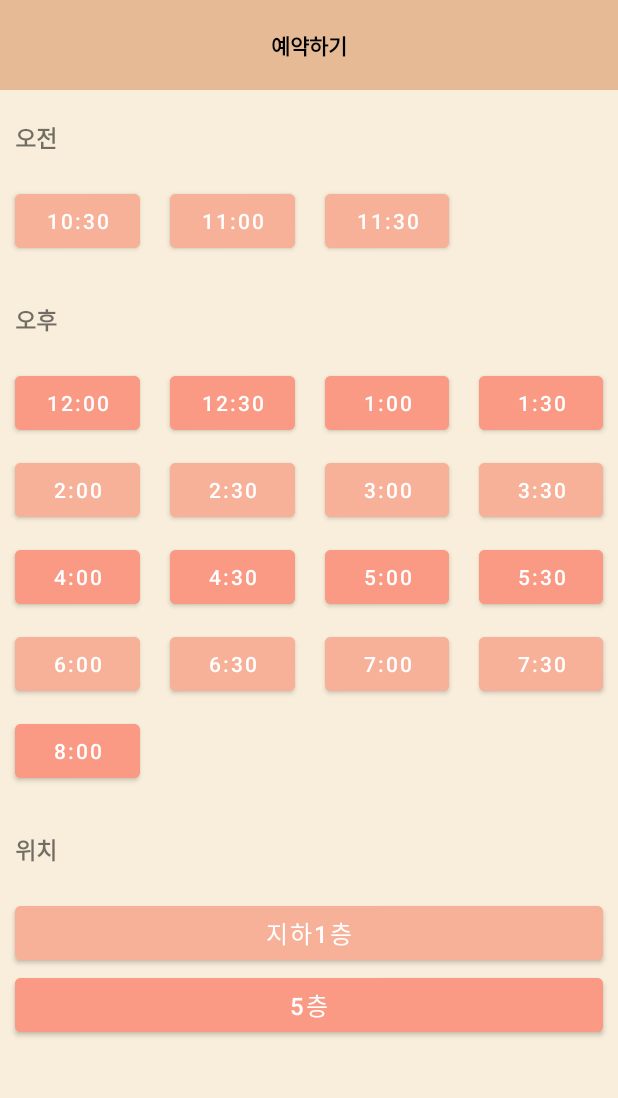
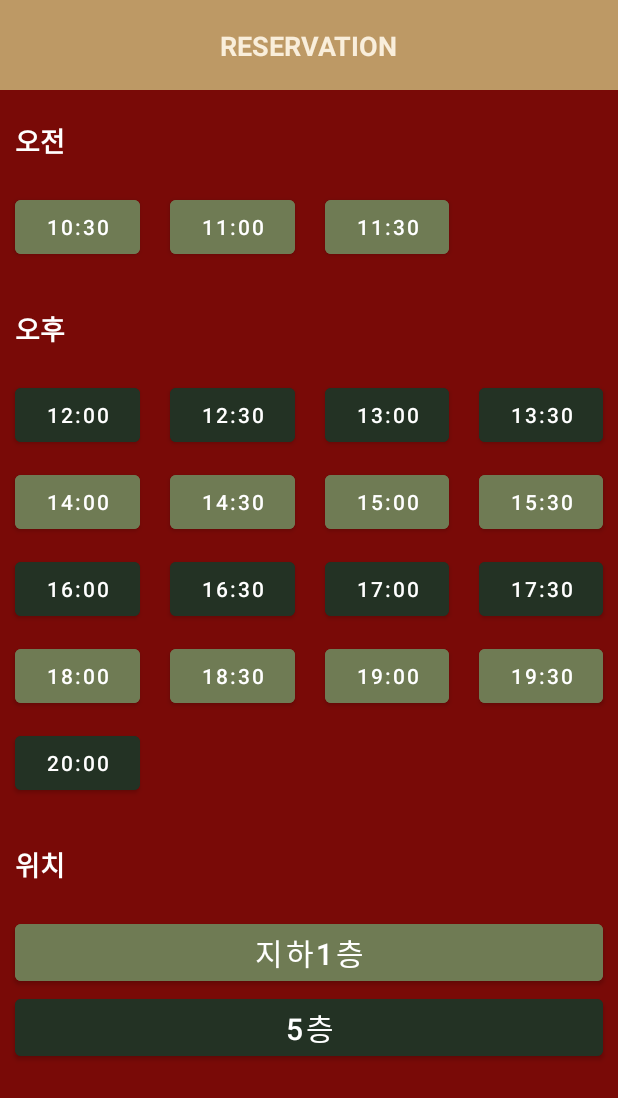
Before and after one commit to Hyundai-thirdProject/front, an Android app: the ReservationActivity screen opened directly, with no data from a screen before it, on a phone screen of 412 x 824 dp. Shown: the top 1098 px of the screen. Run offline under Robolectric (Android 15) with nearby library versions, the light colour scheme and no system bars; libraries missing offline, so code that uses them is left out: com.journeyapps.barcodescanner.

Commit message:
디자인 변경

```diff
--- a/app/src/main/AndroidManifest.xml
+++ b/app/src/main/AndroidManifest.xml
@@ -78,11 +78,7 @@
             <meta-data
                 android:name="android.app.lib_name"
                 android:value="" />
-            <intent-filter>
-                <action android:name="android.intent.action.MAIN" />
 
-                <category android:name="android.intent.category.LAUNCHER" />
-            </intent-filter>
 
         </activity>
 
--- a/app/src/main/java/com/kosa/thirdprojectfront/LoginActivity.kt
+++ b/app/src/main/java/com/kosa/thirdprojectfront/LoginActivity.kt
@@ -83,12 +83,12 @@ class LoginActivity : AppCompatActivity() {
 
         loginV1 = findViewById(R.id.loginV1)
         logout = findViewById(R.id.logout)
-        loginV2 = findViewById(R.id.tv_naver_login)
+
 
         session = Session.getCurrentSession()
         Log.d("fkfkfkfk", session.toString())
         session.addCallback(sessionCallback)
-        btnSignIn = findViewById(R.id.btnSignIn)
+
 
         mGoogleSignInClient = GoogleSignIn.getClient(this, gso);
 
--- a/app/src/main/java/com/kosa/thirdprojectfront/LoginActivity2.kt
+++ b/app/src/main/java/com/kosa/thirdprojectfront/LoginActivity2.kt
@@ -5,6 +5,7 @@ import android.os.Bundle
 import android.util.Log
 import android.view.View
 import android.widget.Button
+import android.widget.ImageButton
 import android.widget.ImageView
 import androidx.appcompat.app.AppCompatActivity
 import com.kakao.auth.AuthType
@@ -23,7 +24,7 @@ import com.kakao.util.exception.KakaoException
 class LoginActivity2 : AppCompatActivity() {
 
     private lateinit var loginV1: ImageView
-    private lateinit var logout: Button
+    private lateinit var logout: ImageButton
     private val sessionCallback : SessionCallback = SessionCallback()
     private lateinit var session: Session
 
--- a/app/src/main/java/com/kosa/thirdprojectfront/MainActivity.kt
+++ b/app/src/main/java/com/kosa/thirdprojectfront/MainActivity.kt
@@ -93,10 +93,7 @@ class MainActivity : AppCompatActivity() {
                 }
 
                 R.id.loginFragment -> {
-                    supportFragmentManager.beginTransaction()
-                        .replace(R.id.mainFrameLayout, LoginFragment())
-                        .commitAllowingStateLoss()
-                    return@setOnItemSelectedListener true
+                    startActivity(Intent(this@MainActivity,LoginActivity2::class.java))
                 }
                 R.id.mypageFragment -> {
                     searchMyReservation(userId)
--- a/app/src/main/res/drawable/button_background_color.xml
+++ b/app/src/main/res/drawable/button_background_color.xml
@@ -3,10 +3,10 @@
 <shape xmlns:android="http://schemas.android.com/apk/res/android"
     android:shape="rectangle">
 
-    <solid android:color="#A2B38B"/>
+    <solid android:color="#BD9965"/>
     <corners android:radius="30dp"/>
 
     <stroke
         android:width="40dp"
-        android:color="#A2B38B"/>
+        android:color="#BD9965"/>
 </shape>
--- a/app/src/main/res/layout/activity_reservation.xml
+++ b/app/src/main/res/layout/activity_reservation.xml
@@ -5,7 +5,7 @@
     android:layout_width="match_parent"
     android:layout_height="match_parent"
     android:animateLayoutChanges="true"
-    android:background="#F9EEDB"
+    android:background="@color/backgroundColor"
     tools:context=".ReservationActivity">
     <!-- expandable 처리위한 animate -->
 
@@ -19,15 +19,16 @@
             android:id="@+id/sign_top_bar"
             android:layout_width="match_parent"
             android:layout_height="60dp"
-            android:background="#E6BA95"
+            android:background="#BD9965"
             app:layout_constraintTop_toTopOf="parent">
 
             <TextView
                 android:id="@+id/sign_up_page_tv"
                 android:layout_width="wrap_content"
                 android:layout_height="wrap_content"
-                android:text="예약하기"
-                android:textColor="#000000"
+                android:text="RESERVATION"
+                android:textColor="@color/background"
+                android:textSize="18sp"
                 android:textStyle="bold"
                 app:layout_constraintBottom_toBottomOf="parent"
                 app:layout_constraintEnd_toEndOf="parent"
@@ -58,7 +59,8 @@
                     android:layout_marginTop="20dp"
                     android:layout_marginBottom="20dp"
                     android:text="오전"
-                    android:textSize="15sp"
+                    android:textColor="@color/white"
+                    android:textSize="18sp"
                     android:textStyle="bold" />
 
                 <TableRow
@@ -74,7 +76,7 @@
                         android:layout_marginLeft="10dp"
                         android:layout_marginRight="10dp"
                         android:layout_weight="1"
-                        android:backgroundTint="@color/pink"
+                        android:backgroundTint="@color/xmasgreen"
                         android:text="10:30" />
 
                     <Button
@@ -84,7 +86,7 @@
                         android:layout_marginLeft="10dp"
                         android:layout_marginRight="10dp"
                         android:layout_weight="1"
-                        android:backgroundTint="@color/pink"
+                        android:backgroundTint="@color/xmasgreen"
                         android:text="11:00" />
 
                     <Button
@@ -94,7 +96,7 @@
                         android:layout_marginLeft="10dp"
                         android:layout_marginRight="10dp"
                         android:layout_weight="1"
-                        android:backgroundTint="@color/pink"
+                        android:backgroundTint="@color/xmasgreen"
                         android:text="11:30" />
 
                     <Button
@@ -116,7 +118,8 @@
                     android:layout_marginTop="20dp"
                     android:layout_marginBottom="20dp"
                     android:text="오후"
-                    android:textSize="15sp"
+                    android:textColor="@color/white"
+                    android:textSize="18sp"
                     android:textStyle="bold" />
 
                 <TableRow
@@ -132,7 +135,7 @@
                         android:layout_marginLeft="10dp"
                         android:layout_marginRight="10dp"
                         android:layout_weight="1"
-                        android:backgroundTint="@color/coral"
+                        android:backgroundTint="@color/xmasblue"
                         android:text="12:00" />
 
                     <Button
@@ -142,7 +145,7 @@
                         android:layout_marginLeft="10dp"
                         android:layout_marginRight="10dp"
                         android:layout_weight="1"
-                        android:backgroundTint="@color/coral"
+                        android:backgroundTint="@color/xmasblue"
                         android:text="12:30" />
 
                     <Button
@@ -152,8 +155,8 @@
                         android:layout_marginLeft="10dp"
                         android:layout_marginRight="10dp"
                         android:layout_weight="1"
-                        android:backgroundTint="@color/coral"
-                        android:text="1:00" />
+                        android:backgroundTint="@color/xmasblue"
+                        android:text="13:00" />
 
                     <Button
                         android:id="@+id/btnTime7"
@@ -162,8 +165,8 @@
                         android:layout_marginLeft="10dp"
                         android:layout_marginRight="10dp"
                         android:layout_weight="1"
-                        android:backgroundTint="@color/coral"
-                        android:text="1:30" />
+                        android:backgroundTint="@color/xmasblue"
+                        android:text="13:30" />
 
                 </TableRow>
 
@@ -180,8 +183,8 @@
                         android:layout_marginLeft="10dp"
                         android:layout_marginRight="10dp"
                         android:layout_weight="1"
-                        android:backgroundTint="@color/pink"
-                        android:text="2:00" />
+                        android:backgroundTint="@color/xmasgreen"
+                        android:text="14:00" />
 
                     <Button
                         android:id="@+id/btnTime9"
@@ -190,8 +193,8 @@
                         android:layout_marginLeft="10dp"
                         android:layout_marginRight="10dp"
                         android:layout_weight="1"
-                        android:backgroundTint="@color/pink"
-                        android:text="2:30" />
+                        android:backgroundTint="@color/xmasgreen"
+                        android:text="14:30" />
 
                     <Button
                         android:id="@+id/btnTime10"
@@ -200,8 +203,8 @@
                         android:layout_marginLeft="10dp"
                         android:layout_marginRight="10dp"
                         android:layout_weight="1"
-                        android:backgroundTint="@color/pink"
-                        android:text="3:00" />
+                        android:backgroundTint="@color/xmasgreen"
+                        android:text="15:00" />
 
                     <Button
                         android:id="@+id/btnTime11"
@@ -210,8 +213,8 @@
                         android:layout_marginLeft="10dp"
                         android:layout_marginRight="10dp"
                         android:layout_weight="1"
-                        android:backgroundTint="@color/pink"
-                        android:text="3:30" />
+                        android:backgroundTint="@color/xmasgreen"
+                        android:text="15:30" />
 
                 </TableRow>
 
@@ -228,8 +231,8 @@
                         android:layout_marginLeft="10dp"
                         android:layout_marginRight="10dp"
                         android:layout_weight="1"
-                        android:backgroundTint="@color/coral"
-                        android:text="4:00" />
+                        android:backgroundTint="@color/xmasblue"
+                        android:text="16:00" />
 
                     <Button
                         android:id="@+id/btnTime13"
@@ -238,8 +241,8 @@
                         android:layout_marginLeft="10dp"
                         android:layout_marginRight="10dp"
                         android:layout_weight="1"
-                        android:backgroundTint="@color/coral"
-                        android:text="4:30" />
+                        android:backgroundTint="@color/xmasblue"
+                        android:text="16:30" />
 
                     <Button
                         android:id="@+id/btnTime14"
@@ -248,8 +251,8 @@
                         android:layout_marginLeft="10dp"
                         android:layout_marginRight="10dp"
                         android:layout_weight="1"
-                        android:backgroundTint="@color/coral"
-                        android:text="5:00" />
+                        android:backgroundTint="@color/xmasblue"
+                        android:text="17:00" />
 
                     <Button
                         android:id="@+id/btnTime15"
@@ -258,8 +261,8 @@
                         android:layout_marginLeft="10dp"
                         android:layout_marginRight="10dp"
                         android:layout_weight="1"
-                        android:backgroundTint="@color/coral"
-                        android:text="5:30" />
+                        android:backgroundTint="@color/xmasblue"
+                        android:text="17:30" />
 
                 </TableRow>
 
@@ -276,8 +279,8 @@
                         android:layout_marginLeft="10dp"
                         android:layout_marginRight="10dp"
                         android:layout_weight="1"
-                        android:backgroundTint="@color/pink"
-                        android:text="6:00" />
+                        android:backgroundTint="@color/xmasgreen"
+                        android:text="18:00" />
 
                     <Button
                         android:id="@+id/btnTime17"
@@ -286,8 +289,8 @@
                         android:layout_marginLeft="10dp"
                         android:layout_marginRight="10dp"
                         android:layout_weight="1"
-                        android:backgroundTint="@color/pink"
-                        android:text="6:30" />
+                        android:backgroundTint="@color/xmasgreen"
+                        android:text="18:30" />
 
                     <Button
                         android:id="@+id/btnTime18"
@@ -296,8 +299,8 @@
                         android:layout_marginLeft="10dp"
                         android:layout_marginRight="10dp"
                         android:layout_weight="1"
-                        android:backgroundTint="@color/pink"
-                        android:text="7:00" />
+                        android:backgroundTint="@color/xmasgreen"
+                        android:text="19:00" />
 
                     <Button
                         android:id="@+id/btnTime19"
@@ -306,8 +309,8 @@
                         android:layout_marginLeft="10dp"
                         android:layout_marginRight="10dp"
                         android:layout_weight="1"
-                        android:backgroundTint="@color/pink"
-                        android:text="7:30" />
+                        android:backgroundTint="@color/xmasgreen"
+                        android:text="19:30" />
 
                 </TableRow>
 
@@ -323,8 +326,8 @@
                         android:layout_marginLeft="10dp"
                         android:layout_marginRight="10dp"
                         android:layout_weight="1"
-                        android:backgroundTint="@color/coral"
-                        android:text="8:00" />
+                        android:backgroundTint="@color/xmasblue"
+                        android:text="20:00" />
 
                     <Button
                         android:id="@+id/btnHidden2"
@@ -359,7 +362,8 @@
                     android:layout_marginTop="30dp"
                     android:layout_marginBottom="20dp"
                     android:text="위치"
-                    android:textSize="15sp"
+                    android:textSize="18sp"
+                    android:textColor="@color/white"
                     android:textStyle="bold" />
 
                 <Button
@@ -368,10 +372,9 @@
                     android:layout_height="wrap_content"
                     android:layout_marginLeft="10dp"
                     android:layout_marginRight="10dp"
-                    android:backgroundTint="@color/pink"
+                    android:backgroundTint="@color/xmasgreen"
                     android:text="지하1층"
-
-                    android:textSize="16sp" />
+                    android:textSize="20sp" />
 
                 <LinearLayout
                     android:id="@+id/expand_layout1"
@@ -393,10 +396,9 @@
                     android:layout_height="wrap_content"
                     android:layout_marginLeft="10dp"
                     android:layout_marginRight="10dp"
-                    android:backgroundTint="@color/coral"
+                    android:backgroundTint="@color/xmasblue"
                     android:text="5층"
-
-                    android:textSize="16sp" />
+                    android:textSize="20sp" />
 
                 <LinearLayout
                     android:id="@+id/expand_layout2"
@@ -418,10 +420,9 @@
                     android:layout_height="wrap_content"
                     android:layout_marginLeft="10dp"
                     android:layout_marginRight="10dp"
-                    android:backgroundTint="@color/pink"
+                    android:backgroundTint="@color/xmasgreen"
                     android:text="6층"
-
-                    android:textSize="16sp" />
+                    android:textSize="20sp" />
 
                 <LinearLayout
                     android:id="@+id/expand_layout3"
@@ -440,21 +441,23 @@
                 <LinearLayout
                     android:layout_width="wrap_content"
                     android:layout_height="wrap_content"
-                    android:layout_marginTop="40dp"
+                    android:layout_marginTop="10dp"
                     android:orientation="horizontal">
 
                     <TextView
                         android:layout_width="wrap_content"
                         android:layout_height="wrap_content"
                         android:text="선택한 지점: "
-                        android:textSize="15dp" />
+                        android:textColor="@color/white"
+                        android:textSize="20dp" />
 
                     <TextView
                         android:id="@+id/selecteddepart"
                         android:layout_width="wrap_content"
                         android:layout_height="wrap_content"
                         android:text=""
-                        android:textSize="15dp" />
+                        android:textColor="@color/white"
+                        android:textSize="20dp" />
 
                 </LinearLayout>
 
@@ -468,14 +471,16 @@
                         android:layout_width="wrap_content"
                         android:layout_height="wrap_content"
                         android:text="선택한 시간: "
-                        android:textSize="15dp" />
+                        android:textColor="@color/white"
+                        android:textSize="20dp" />
 
                     <TextView
                         android:id="@+id/selectedtime"
                         android:layout_width="wrap_content"
                         android:layout_height="wrap_content"
                         android:text=""
-                        android:textSize="15dp" />
+                        android:textColor="@color/white"
+                        android:textSize="20dp" />
 
                 </LinearLayout>
 
@@ -489,14 +494,16 @@
                         android:layout_width="wrap_content"
                         android:layout_height="wrap_content"
                         android:text="선택한 층: "
-                        android:textSize="15dp" />
+                        android:textColor="@color/white"
+                        android:textSize="20dp" />
 
                     <TextView
                         android:id="@+id/selectedfloor"
                         android:layout_width="wrap_content"
                         android:layout_height="wrap_content"
                         android:text=""
-                        android:textSize="15dp" />
+                        android:textColor="@color/white"
+                        android:textSize="20dp" />
 
                 </LinearLayout>
 
@@ -510,7 +517,8 @@
                     android:layout_marginRight="10dp"
                     android:layout_marginBottom="20dp"
                     android:background="@drawable/button_background_color"
-                    android:text="예약하기" />
+                    android:text="예약하기"
+                    android:textColor="@color/white"/>
 
 
             </LinearLayout>
--- a/app/src/main/res/layout/fragment_banner.xml
+++ b/app/src/main/res/layout/fragment_banner.xml
@@ -15,7 +15,7 @@
         app:layout_constraintEnd_toEndOf="parent"
         app:layout_constraintBottom_toBottomOf="parent"
         android:scaleType="fitXY"
-        android:src="@drawable/logo2"/>
+        android:src="@drawable/banner1"/>
 
 
 </FrameLayout>
```
Also changed, not shown: app/src/main/java/com/kosa/thirdprojectfront/HomeFragment.kt (+4 -4 lines), app/src/main/java/com/kosa/thirdprojectfront/ReservationActivity.kt (+8 -16 lines), app/src/main/res/drawable/btm_color_selector.xml (+7 -2 lines), app/src/main/res/layout/activity_login.xml (+40 -40 lines), app/src/main/res/layout/fragment_create_q_r.xml (+35 -13 lines), app/src/main/res/layout/fragment_home.xml (+47 -49 lines), app/src/main/res/values/colors.xml (+14 -2 lines), app/src/main/res/drawable-v24/banner1.PNG (added), app/src/main/res/drawable-v24/banner3.PNG (added), app/src/main/res/drawable-v24/banner4.PNG (added), app/src/main/res/drawable-v24/hdlogo.PNG (added), app/src/main/res/drawable-v24/kakao_login_large_wide.png (added), 1 other file.
